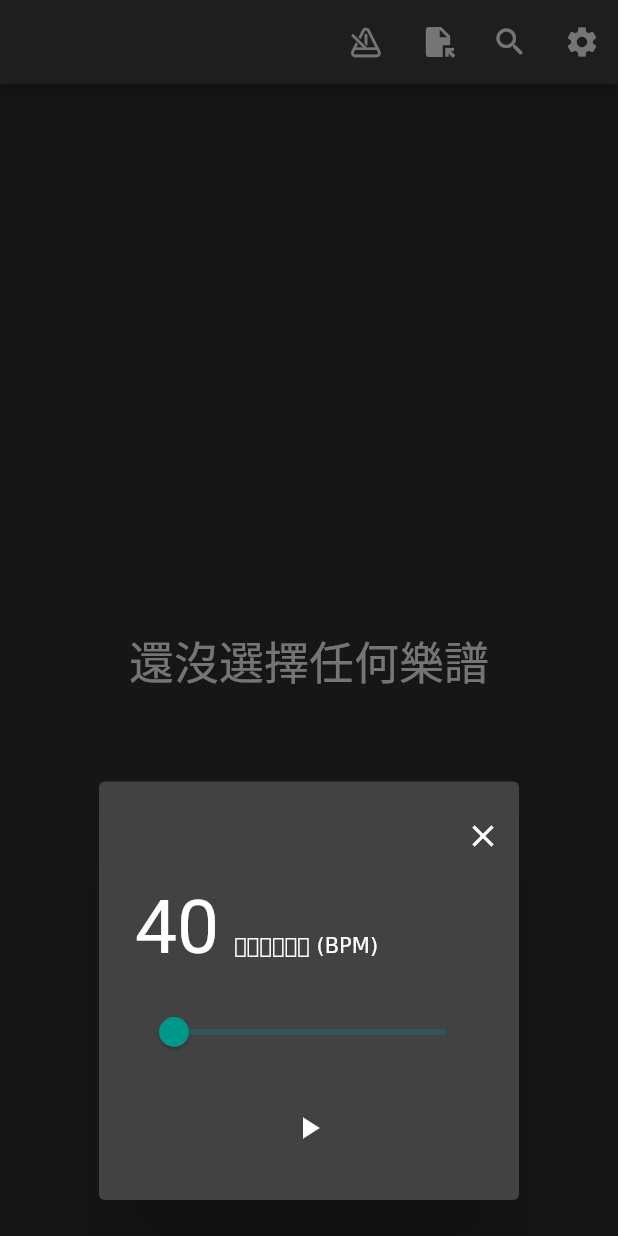
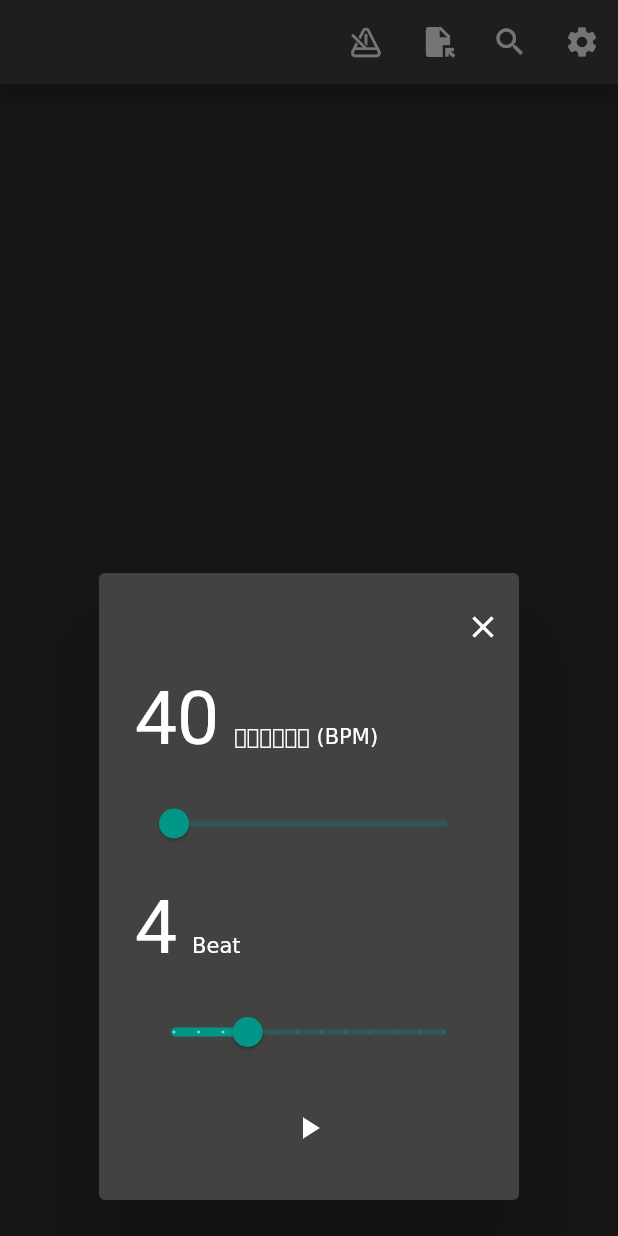
Before and after one commit to HANKSIE/tabview_reader, a Flutter app: the screen it shows after launch, after a tap on an icon or button, on a phone screen of 412 x 824 dp. Run offline on Flutter 3.47's test engine with Material 2 defaults, Android fonts, the phone set to English and light mode, and no system bars; our stand-ins replace audioplayers, file_picker, fluttertoast, permission_handler, shared_preferences, wakelock.

Commit message:
add beat

```diff
--- /dev/null
+++ b/lib/utils/metronome.dart
@@ -0,0 +1,38 @@
+import 'dart:async';
+
+import 'package:audioplayers/audioplayers.dart';
+
+class Metronome {
+  late double bpm;
+  int beat = 4;
+  int _currentBeat = 0;
+  bool _isPlaying = false;
+  bool get isPlaying => _isPlaying;
+  final _audioPlayer = AudioPlayer();
+  Timer? _timer;
+
+  Metronome({required this.bpm}) {
+    _audioPlayer.setSource(AssetSource('audios/metronome.wav'));
+  }
+
+  restart() {
+    _currentBeat = 0;
+    _isPlaying = true;
+    _timer?.cancel();
+    _timer =
+        Timer.periodic(Duration(milliseconds: 60000 ~/ bpm), (timer) async {
+      // restart
+      await _audioPlayer.seek(const Duration(milliseconds: 0));
+      final double volume = _currentBeat == 0 && beat > 1 ? 1 : 0.4;
+      _audioPlayer
+        ..setVolume(volume)
+        ..resume();
+      _currentBeat = _currentBeat == beat - 1 ? 0 : _currentBeat + 1;
+    });
+  }
+
+  stop() {
+    _timer?.cancel();
+    _isPlaying = false;
+  }
+}
--- a/lib/widgets/metronome_simple_dialog.dart
+++ b/lib/widgets/metronome_simple_dialog.dart
@@ -1,7 +1,5 @@
-import 'dart:async';
-
-import 'package:audioplayers/audioplayers.dart';
 import 'package:flutter/material.dart';
+import 'package:tabview_reader/utils/metronome.dart';
 
 class MetronomeSimpleDialog extends StatefulWidget {
   const MetronomeSimpleDialog({Key? key}) : super(key: key);
@@ -11,29 +9,7 @@ class MetronomeSimpleDialog extends StatefulWidget {
 }
 
 class _MetronomeSimpleDialogState extends State<MetronomeSimpleDialog> {
-  final double _min = 40;
-  final double _max = 218;
-  double _bpm = 40;
-  bool _isPlaying = false;
-
-  late final AudioPlayer _audioPlayer;
-  Timer? _timer;
-  _MetronomeSimpleDialogState() {
-    _audioPlayer = AudioPlayer();
-    _audioPlayer.setSource(AssetSource('audios/metronome.wav'));
-  }
-
-  _restartTimer() {
-    _timer?.cancel();
-    if (_isPlaying) {
-      _timer =
-          Timer.periodic(Duration(milliseconds: 60000 ~/ _bpm), (timer) async {
-        // restart
-        await _audioPlayer.seek(const Duration(milliseconds: 0));
-        _audioPlayer.resume();
-      });
-    }
-  }
+  final _metronome = Metronome(bpm: 40);
 
   @override
   Widget build(BuildContext context) {
@@ -45,7 +21,7 @@ class _MetronomeSimpleDialogState extends State<MetronomeSimpleDialog> {
           children: [
             IconButton(
                 onPressed: () {
-                  _timer?.cancel();
+                  _metronome.stop();
                   Navigator.of(context).pop();
                 },
                 icon: const Icon(Icons.close))
@@ -55,7 +31,7 @@ class _MetronomeSimpleDialogState extends State<MetronomeSimpleDialog> {
           child: RichText(
             text: TextSpan(children: [
               TextSpan(
-                  text: '${_bpm.toInt()}',
+                  text: '${_metronome.bpm.toInt()}',
                   style: const TextStyle(fontSize: 50)),
               const WidgetSpan(child: SizedBox(width: 10)),
               const TextSpan(text: '每分鐘心跳數 (BPM)'),
@@ -64,28 +40,61 @@ class _MetronomeSimpleDialogState extends State<MetronomeSimpleDialog> {
         ),
         SimpleDialogOption(
           child: Slider(
-            value: _bpm,
-            min: _min,
-            max: _max,
-            divisions: (_max - _min).toInt(),
-            label: '${_bpm.toInt()} BPM',
+            value: _metronome.bpm,
+            min: 40,
+            max: 218,
+            divisions: 218 - 40,
+            label: '${_metronome.bpm.toInt()} BPM',
             onChanged: (double val) {
               setState(() {
-                _bpm = val;
+                _metronome.bpm = val;
               });
-              _restartTimer();
+              if (_metronome.isPlaying) {
+                _metronome.restart();
+              }
+            },
+          ),
+        ),
+        SimpleDialogOption(
+          child: RichText(
+            text: TextSpan(children: [
+              TextSpan(
+                  text: '${_metronome.beat}',
+                  style: const TextStyle(fontSize: 50)),
+              const WidgetSpan(child: SizedBox(width: 10)),
+              const TextSpan(text: 'Beat'),
+            ]),
+          ),
+        ),
+        SimpleDialogOption(
+          child: Slider(
+            value: _metronome.beat.toDouble(),
+            min: 1,
+            max: 12,
+            divisions: 11,
+            label: '${_metronome.beat} Beat',
+            onChanged: (double val) {
+              setState(() {
+                _metronome.beat = val.toInt();
+              });
+              if (_metronome.isPlaying) {
+                _metronome.restart();
+              }
             },
           ),
         ),
         SimpleDialogOption(
             child: IconButton(
-                icon: Icon(_isPlaying ? Icons.pause : Icons.play_arrow),
+                icon:
+                    Icon(_metronome.isPlaying ? Icons.pause : Icons.play_arrow),
                 onPressed: () async {
                   setState(() {
-                    _isPlaying = !_isPlaying;
+                    if (!_metronome.isPlaying) {
+                      _metronome.restart();
+                    } else {
+                      _metronome.stop();
+                    }
                   });
-
-                  _restartTimer();
                 })),
       ],
     );
```
